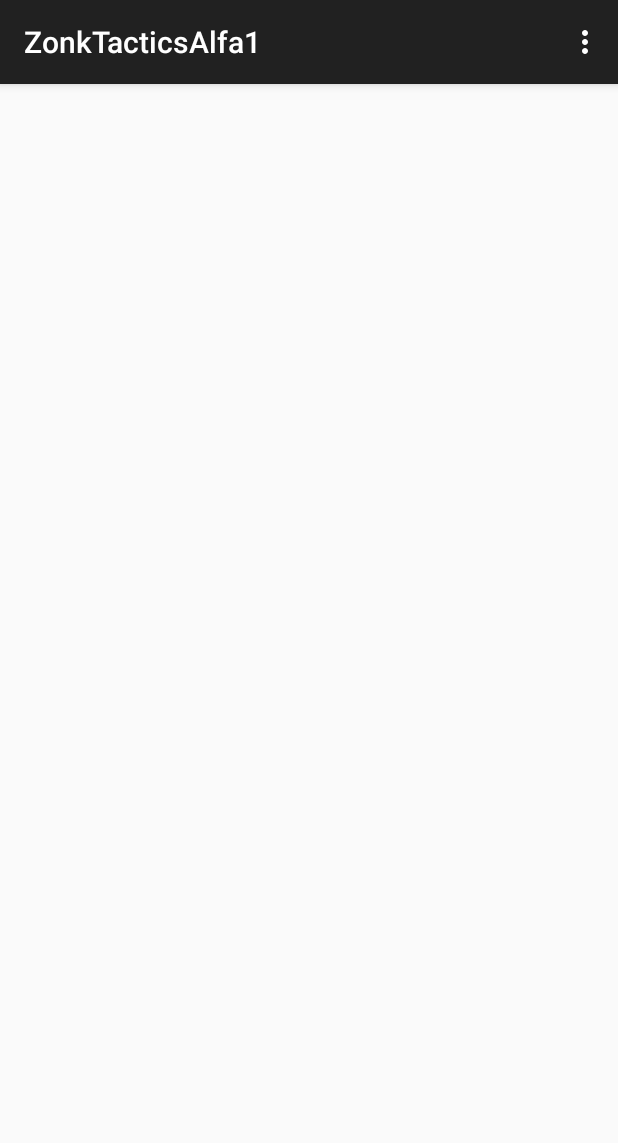
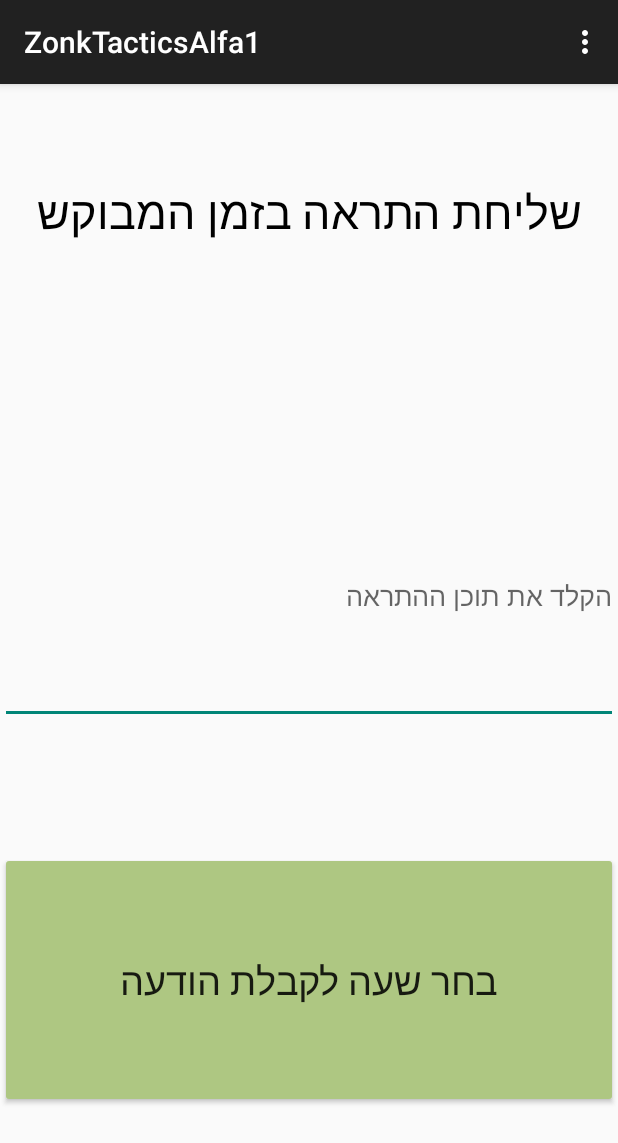
Before and after one commit to dy3722/ZonkTacticsAlfa1, an Android app: the ThreeActivity screen opened directly, with no data from a screen before it, on a phone screen of 412 x 824 dp. Shown: the top 1143 px of the screen. Run offline under Robolectric (Android 15) with nearby library versions, the phone set to English and light mode, and no system bars.

Commit message:
activity 3 - Alarm Manager and Notification

```diff
--- a/app/src/main/res/layout/activity_three.xml
+++ b/app/src/main/res/layout/activity_three.xml
@@ -1,10 +1,55 @@
 <?xml version="1.0" encoding="utf-8"?>
-<androidx.constraintlayout.widget.ConstraintLayout xmlns:android="http://schemas.android.com/apk/res/android"
+<LinearLayout xmlns:android="http://schemas.android.com/apk/res/android"
     xmlns:app="http://schemas.android.com/apk/res-auto"
     xmlns:tools="http://schemas.android.com/tools"
     android:id="@+id/main"
     android:layout_width="match_parent"
     android:layout_height="match_parent"
+    android:orientation="vertical"
     tools:context=".ThreeActivity">
 
-</androidx.constraintlayout.widget.ConstraintLayout>
+    <TextView
+        android:id="@+id/tvTitle3"
+        android:layout_width="match_parent"
+        android:layout_height="0dp"
+        android:layout_weight="2"
+        android:gravity="center"
+        android:text="שליחת התראה בזמן המבוקש"
+        android:textColor="#000000"
+        android:textSize="30dp" />
+
+    <Space
+        android:layout_width="match_parent"
+        android:layout_height="0dp"
+        android:layout_weight="1" />
+
+    <EditText
+        android:id="@+id/editTextTextForNoti"
+        android:layout_width="match_parent"
+        android:layout_height="0dp"
+        android:layout_weight="2"
+        android:ems="10"
+        android:hint="הקלד את תוכן ההתראה"
+        android:inputType="text" />
+
+    <Space
+        android:layout_width="match_parent"
+        android:layout_height="0dp"
+        android:layout_weight="1" />
+
+    <Button
+        android:id="@+id/btnTime"
+        android:layout_width="match_parent"
+        android:layout_height="0dp"
+        android:layout_weight="2"
+        android:backgroundTint="#AEC782"
+        android:onClick="choseTime"
+        android:text="בחר שעה לקבלת הודעה"
+        android:textSize="25dp" />
+
+    <Space
+        android:layout_width="match_parent"
+        android:layout_height="0dp"
+        android:layout_weight="1" />
+
+</LinearLayout>
```
Also changed, not shown: app/src/main/AndroidManifest.xml (+18 -0 lines), app/src/main/java/com/example/zonktacticsalfa1/AlarmReceiver.java (added, +50 -0 lines), app/src/main/java/com/example/zonktacticsalfa1/BootReceiver.java (added, +111 -0 lines), app/src/main/java/com/example/zonktacticsalfa1/ThreeActivity.java (+111 -0 lines).
